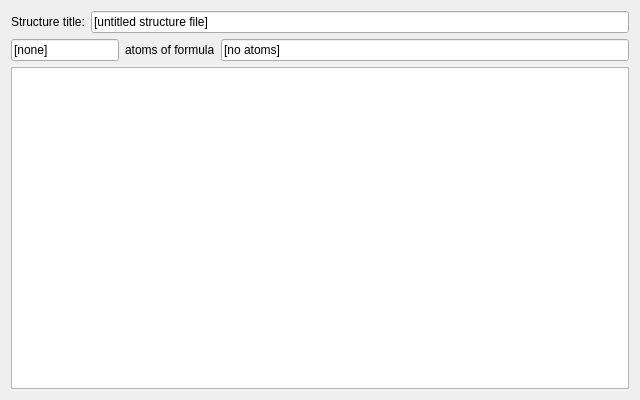
Nekronomykon/SqDrv, file EditSource.ui: the form before one commit.
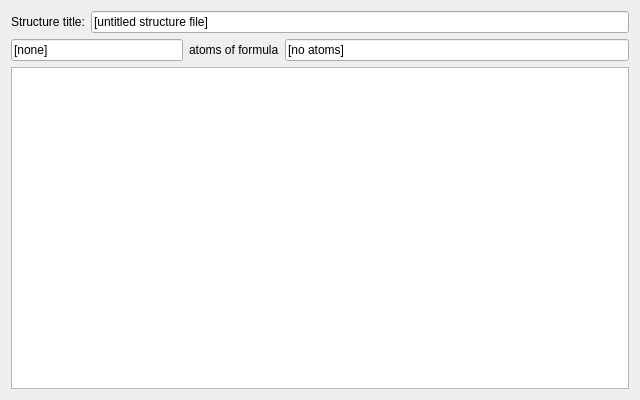
The form after the commit. Custom widgets are drawn as their Qt base class.

```diff
--- a/EditSource.ui
+++ b/EditSource.ui
@@ -33,7 +33,7 @@
     </layout>
    </item>
    <item>
-    <layout class="QHBoxLayout" name="layoutAtomicFormula_" stretch="0,0,1">
+    <layout class="QHBoxLayout" name="layoutAtomicFormula_" stretch="1,0,2">
      <item>
       <widget class="QLineEdit" name="editNumberOfAtoms_">
        <property name="text">
```
